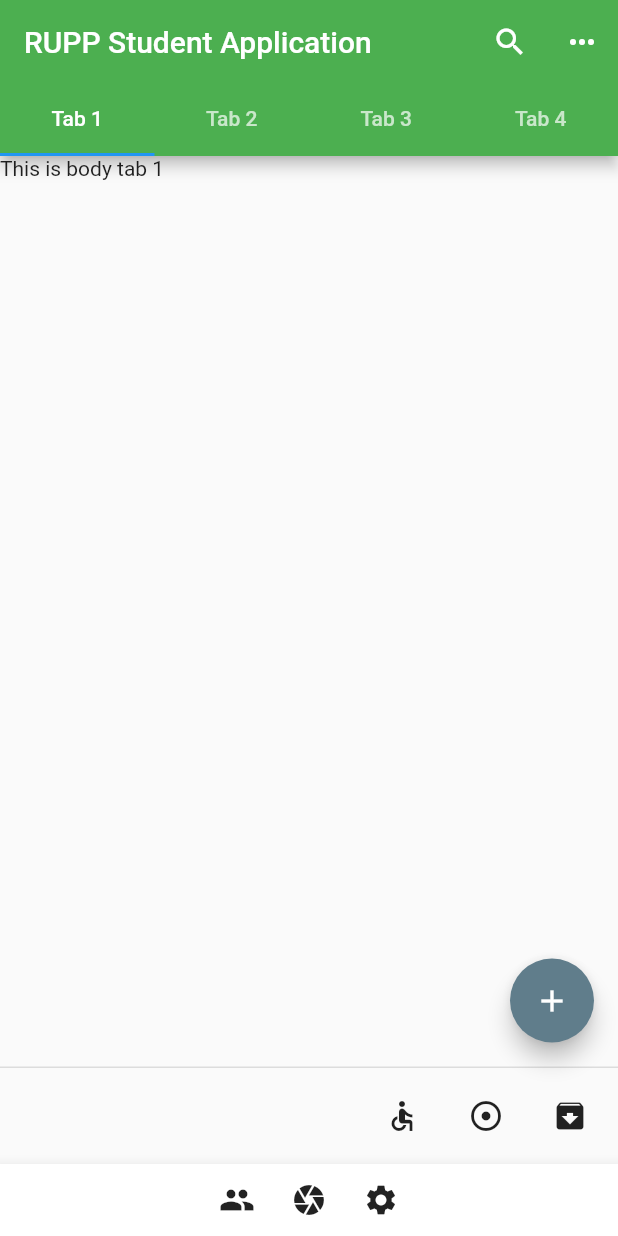
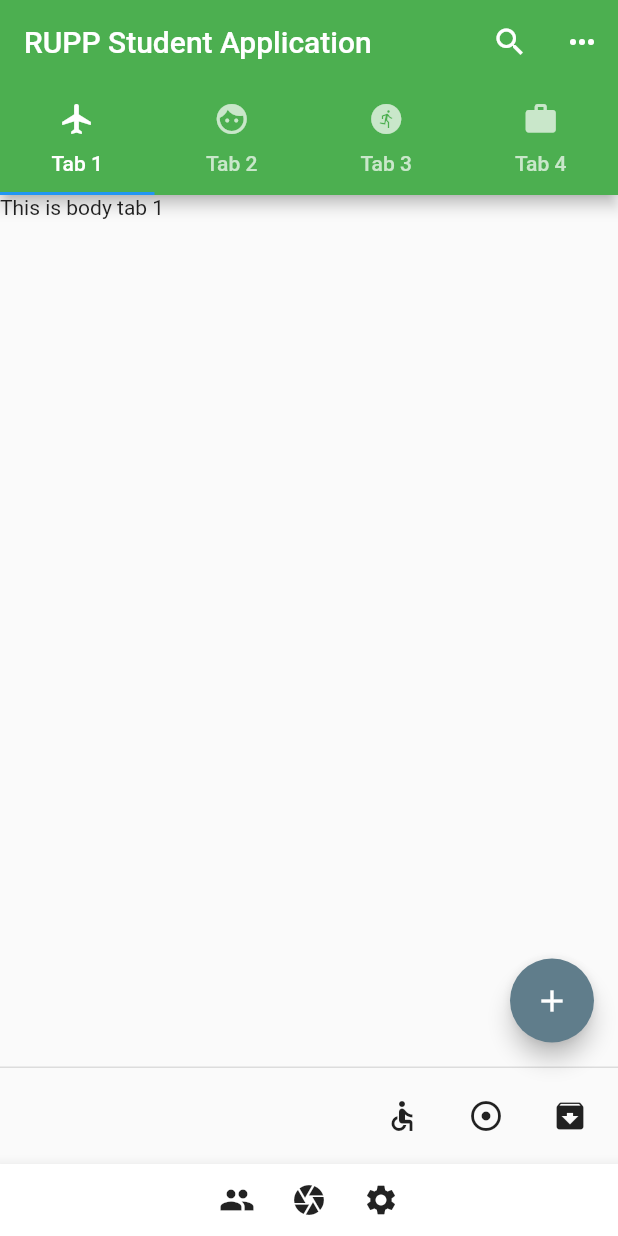
Before and after one commit to ChhailengTim/Basic_Flutter, a Flutter app: the screen it shows after launch, on a phone screen of 412 x 824 dp. Run offline on Flutter 3.47's test engine with Material 2 defaults, Android fonts, the phone set to English and light mode, and no system bars.

Commit message:
Adding Icons

```diff
--- a/my_first_app/lib/main.dart
+++ b/my_first_app/lib/main.dart
@@ -31,15 +31,18 @@ class myApp extends StatelessWidget {
               ],
               bottom: const TabBar(
                 tabs: <Widget>[
-                  Tab(text: "Tab 1"),
+                  Tab(text: "Tab 1", icon: Icon(Icons.flight)),
                   Tab(
                     text: "Tab 2",
+                    icon: Icon(Icons.face),
                   ),
                   Tab(
                     text: "Tab 3",
+                    icon: Icon(Icons.run_circle),
                   ),
                   Tab(
                     text: "Tab 4",
+                    icon: Icon(Icons.work),
                   ),
                 ],
               ),
```
